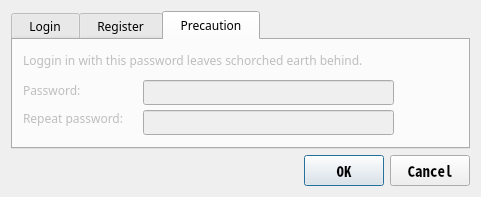
Before: the Qt Designer form pwdialog.ui in egge313/eggemesg, drawn with Qt 5.
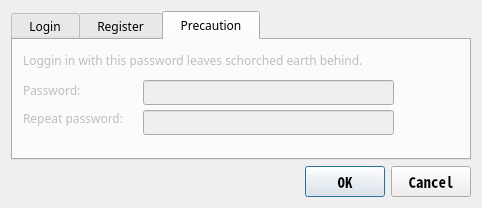
After: the same form once the commit is applied. Icons and pictures are not drawn.

Diff of the .ui file:
```diff
--- a/pwdialog.ui
+++ b/pwdialog.ui
@@ -6,15 +6,14 @@
    <rect>
     <x>0</x>
     <y>0</y>
-    <width>481</width>
-    <height>187</height>
+    <width>482</width>
+    <height>208</height>
    </rect>
   </property>
   <property name="font">
    <font>
     <family>Noto Sans Mono CJK TC</family>
     <pointsize>11</pointsize>
-    <weight>75</weight>
     <bold>true</bold>
    </font>
   </property>
@@ -35,7 +34,6 @@
       <font>
        <family>Noto Sans</family>
        <pointsize>9</pointsize>
-       <weight>9</weight>
        <italic>false</italic>
        <bold>false</bold>
       </font>
@@ -182,7 +180,6 @@
        <font>
         <family>Noto Sans</family>
         <pointsize>9</pointsize>
-        <weight>9</weight>
         <italic>false</italic>
         <bold>false</bold>
        </font>
```
Left out of the diff: 1 changed line with no effect on the pictures.
